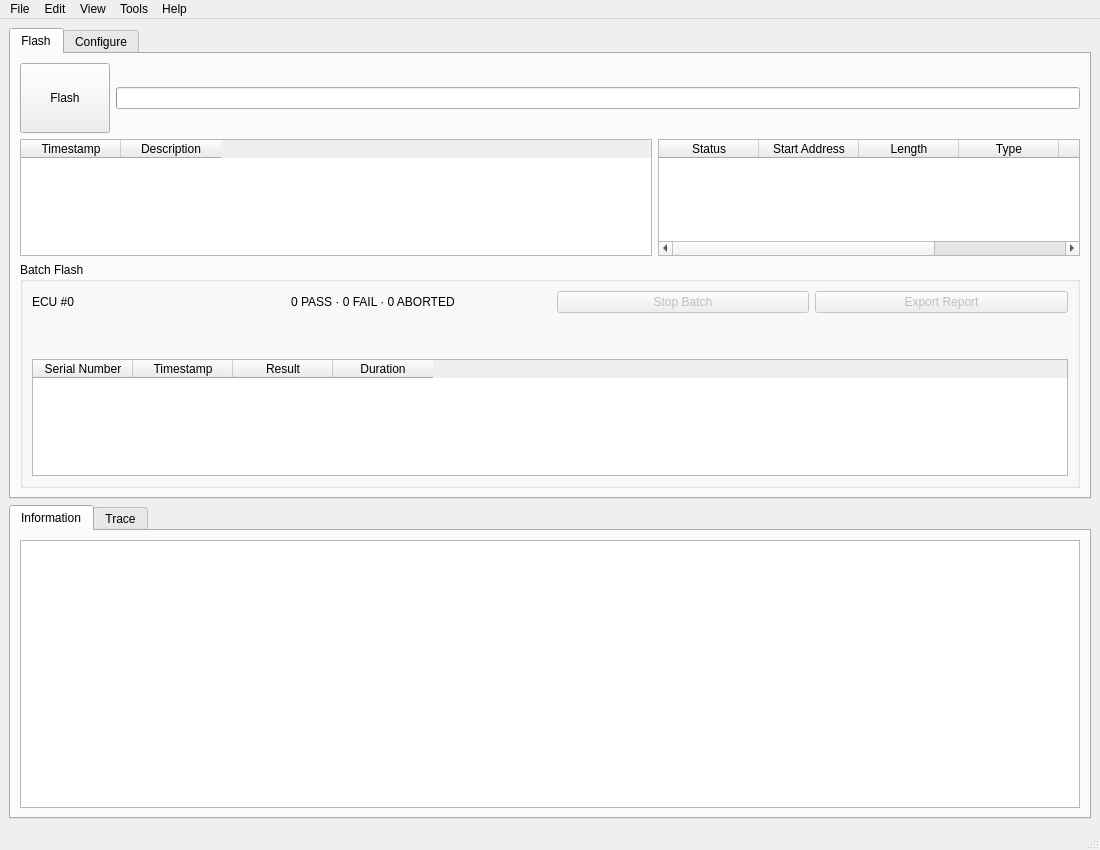
Old version of the form gui/main_window.ui in the repository phuctm012/ECU-Flashing-Tool.
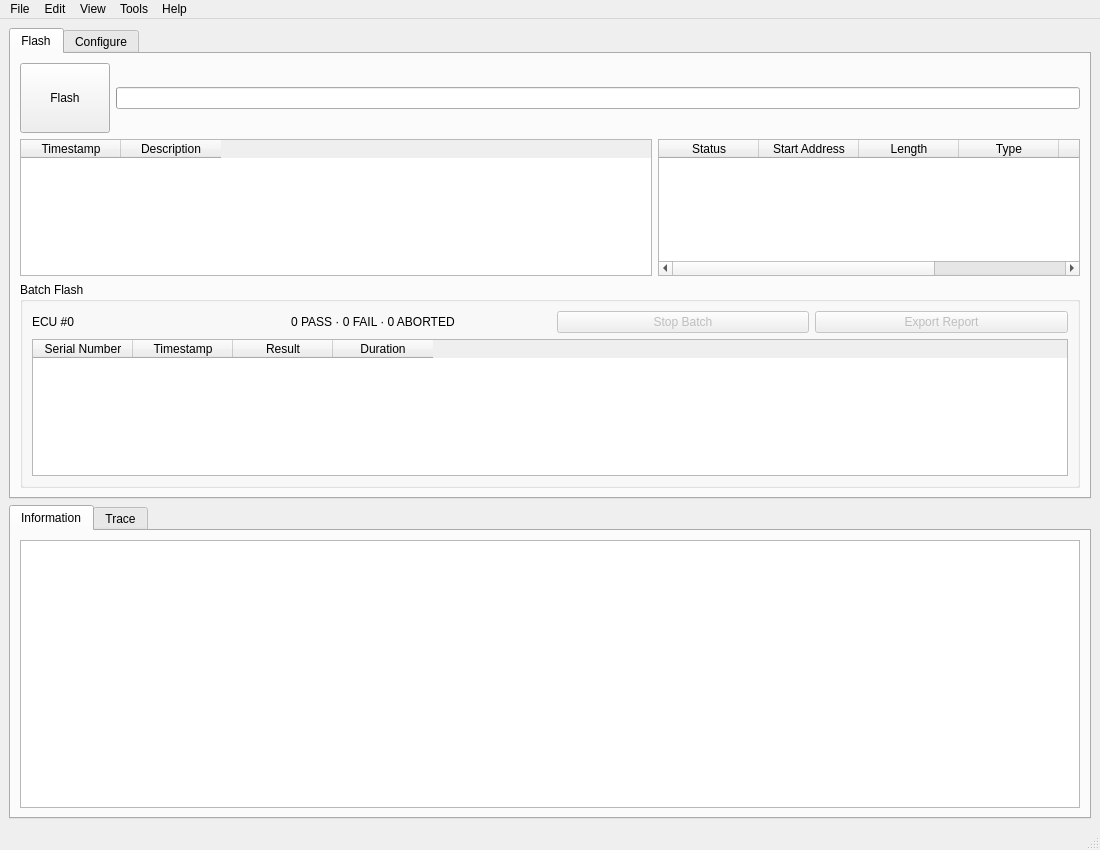
New version of the form.

Commit message:
Remove per-ECU Batch Flash status labels, log to Information tab
labelBatchStatus/labelBatchStatusCaption duplicated a status area
purpose the app's existing informationText log panel already serves
for every other narrative message. User asked to drop the dedicated
labels and route the same per-ECU status (Identifying, No ECU
detected, PASS/FAIL/ABORTED, Batch stopped) through
self.log_information() instead, so it shows in the Information tab
like everything else.

The edit to the form file:
```diff
--- a/gui/main_window.ui
+++ b/gui/main_window.ui
@@ -188,20 +188,6 @@
                </item>
               </layout>
              </item>
-             <item>
-              <widget class="QLabel" name="labelBatchStatus">
-               <property name="text">
-                <string/>
-               </property>
-              </widget>
-             </item>
-             <item>
-              <widget class="QLabel" name="labelBatchStatusCaption">
-               <property name="text">
-                <string/>
-               </property>
-              </widget>
-             </item>
              <item>
               <widget class="QTableWidget" name="tableWidgetBatchLog">
                <column>
```
The commit also changes 3 other files.
